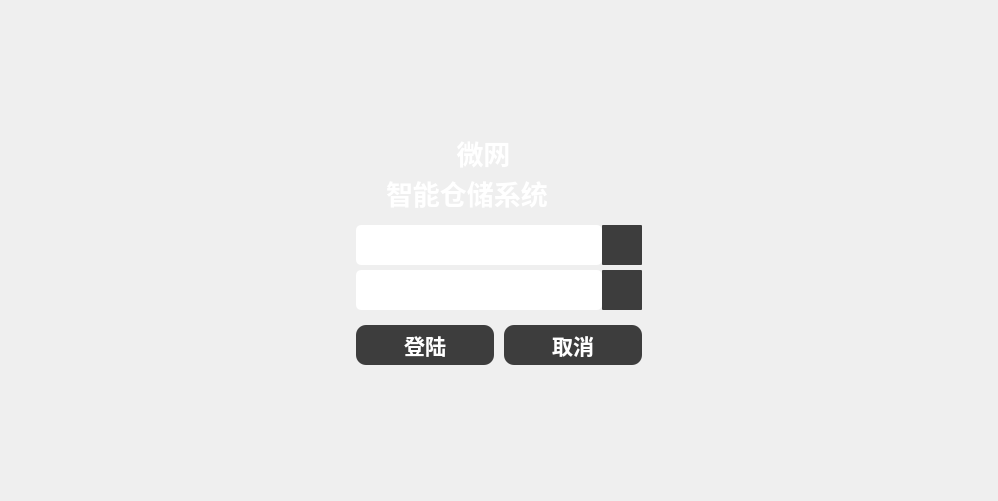
Qt form login/login.ui (wuliusha/master_agv) before a commit.
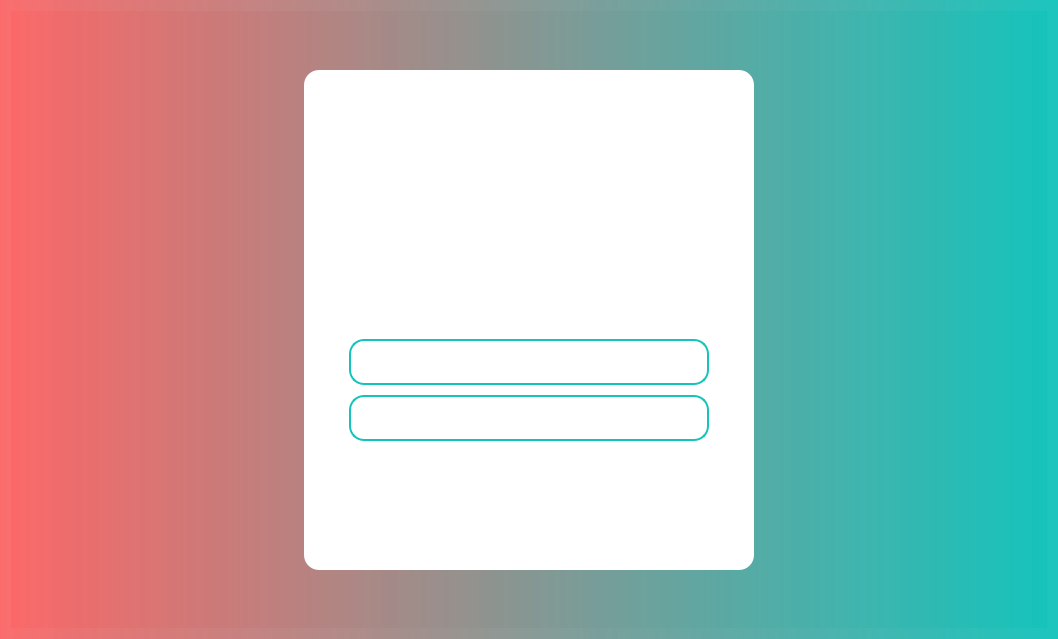
The same form after that commit. Icons and pictures are not drawn.

What changed in the file:
```diff
--- a/login/login.ui
+++ b/login/login.ui
@@ -6,8 +6,8 @@
    <rect>
     <x>0</x>
     <y>0</y>
-    <width>998</width>
-    <height>501</height>
+    <width>1058</width>
+    <height>639</height>
    </rect>
   </property>
   <property name="maximumSize">
@@ -20,41 +20,19 @@
    <string>Form</string>
   </property>
   <property name="styleSheet">
-   <string notr="true">border-image: url(:/image/login.jpg);</string>
+   <string notr="true">background-color: qlineargradient(spread:pad, x1:0, y1:0, x2:1, y2:0, stop:0 rgba(251,102,102, 200), stop:1 rgba(20,196,188, 210));
+</string>
   </property>
-  <layout class="QGridLayout" name="gridLayout">
-   <property name="leftMargin">
-    <number>0</number>
-   </property>
-   <property name="topMargin">
-    <number>0</number>
-   </property>
-   <property name="rightMargin">
-    <number>0</number>
-   </property>
-   <property name="bottomMargin">
-    <number>0</number>
-   </property>
+  <layout class="QGridLayout" name="gridLayout_3">
    <item row="0" column="0">
     <widget class="QWidget" name="widget" native="true">
      <property name="styleSheet">
-      <string notr="true">background-image: url(:/image/login.jpg);</string>
+      <string notr="true">background-color: qlineargradient(spread:pad, x1:0, y1:0, x2:1, y2:0, stop:0 rgba(251,102,102, 200), stop:1 rgba(20,196,188, 210));
+</string>
      </property>
      <layout class="QGridLayout" name="gridLayout_2">
-      <property name="leftMargin">
-       <number>0</number>
-      </property>
-      <property name="topMargin">
-       <number>0</number>
-      </property>
-      <property name="rightMargin">
-       <number>0</number>
-      </property>
-      <property name="bottomMargin">
-       <number>0</number>
-      </property>
       <item row="0" column="0">
-       <layout class="QVBoxLayout" name="verticalLayout_2">
+       <layout class="QVBoxLayout" name="verticalLayout_4">
         <item>
          <spacer name="verticalSpacer">
           <property name="orientation">
@@ -69,7 +47,7 @@
          </spacer>
         </item>
         <item>
-         <layout class="QHBoxLayout" name="horizontalLayout_7">
+         <layout class="QHBoxLayout" name="horizontalLayout_5">
           <item>
            <spacer name="horizontalSpacer_10">
             <property name="orientation">
@@ -87,46 +65,37 @@
            <widget class="QWidget" name="widget_2" native="true">
             <property name="minimumSize">
              <size>
-              <width>400</width>
-              <height>260</height>
+              <width>450</width>
+              <height>500</height>
              </size>
             </property>
             <property name="maximumSize">
              <size>
-              <width>500</width>
-              <height>400</height>
+              <width>450</width>
+              <height>500</height>
              </size>
             </property>
             <property name="styleSheet">
-             <string notr="true">border-image: url(:/image/login1.png);
-background-image: url(:/image/login1.png);
-border-radius:15px</string>
+             <string notr="true">color:#ffffff;
+border-radius:15px;
+background-color: rgb(255, 255, 255);</string>
             </property>
-            <layout class="QGridLayout" name="gridLayout_3">
-             <property name="leftMargin">
-              <number>0</number>
+            <layout class="QGridLayout" name="gridLayout">
+             <item row="0" column="0">
+              <layout class="QVBoxLayout" name="verticalLayout_3">
+               <property name="spacing">
+                <number>30</number>
              </property>
              <property name="topMargin">
-              <number>0</number>
-             </property>
-             <property name="rightMargin">
-              <number>0</number>
+                <number>80</number>
              </property>
              <property name="bottomMargin">
-              <number>3</number>
-             </property>
-             <property name="horizontalSpacing">
-              <number>7</number>
-             </property>
-             <item row="0" column="0">
-              <layout class="QVBoxLayout" name="verticalLayout_5" stretch="2,2,1">
-               <property name="spacing">
-                <number>15</number>
+                <number>50</number>
                </property>
                <item>
-                <layout class="QVBoxLayout" name="verticalLayout_4" stretch="0,0">
+                <layout class="QVBoxLayout" name="verticalLayout_2">
                  <property name="spacing">
-                  <number>2</number>
+                  <number>10</number>
                  </property>
                  <item>
                   <layout class="QHBoxLayout" name="horizontalLayout_6" stretch="5,2,5">
@@ -148,13 +117,13 @@
                      <property name="minimumSize">
                       <size>
                        <width>100</width>
-                       <height>0</height>
+                       <height>100</height>
                       </size>
                      </property>
                      <property name="maximumSize">
                       <size>
-                       <width>120</width>
-                       <height>40</height>
+                       <width>160</width>
+                       <height>160</height>
                       </size>
                      </property>
                      <property name="font">
@@ -170,7 +139,7 @@
 border-radius:15px</string>
                      </property>
                      <property name="text">
-                      <string> 微网</string>
+                      <string/>
                      </property>
                     </widget>
                    </item>
@@ -190,7 +159,7 @@
                   </layout>
                  </item>
                  <item>
-                  <layout class="QHBoxLayout" name="horizontalLayout" stretch="1,5,1">
+                  <layout class="QHBoxLayout" name="horizontalLayout" stretch="1,10,1">
                    <item>
                     <spacer name="horizontalSpacer_2">
                      <property name="orientation">
@@ -205,11 +174,17 @@
                     </spacer>
                    </item>
                    <item>
-                    <widget class="QLabel" name="label_2">
-                     <property name="maximumSize">
+                    <widget class="QPushButton" name="pushButton_3">
+                     <property name="sizePolicy">
+                      <sizepolicy hsizetype="Preferred" vsizetype="Preferred">
+                       <horstretch>0</horstretch>
+                       <verstretch>0</verstretch>
+                      </sizepolicy>
+                     </property>
+                     <property name="minimumSize">
                       <size>
-                       <width>16777215</width>
-                       <height>35</height>
+                       <width>0</width>
+                       <height>40</height>
                       </size>
                      </property>
                      <property name="font">
@@ -223,11 +198,17 @@
                       <enum>Qt::LeftToRight</enum>
                      </property>
                      <property name="styleSheet">
-                      <string notr="true">color:#ffffff;
-border-radius:15px</string>
+                      <string notr="true">QPushButton{font: 25 14pt '微软雅黑 Light';
+color: rgb(255,255,255);
+background-color: rgb(20,196,188);                               
+border: none;border-radius:15px;}
+                                
+QPushButton:hover{background-color: rgb(22,218,208);}
+                                
+QPushButton:pressed{background-color: rgb(17,171,164);};</string>
                      </property>
                      <property name="text">
-                      <string>    智能仓储系统</string>
+                      <string>  欢迎登录智能仓储系统  </string>
                      </property>
                     </widget>
                    </item>
@@ -249,7 +230,10 @@
                 </layout>
                </item>
                <item>
-                <layout class="QHBoxLayout" name="horizontalLayout_2" stretch="1,5,1">
+                <layout class="QHBoxLayout" name="horizontalLayout_2" stretch="1,10,1">
+                 <property name="spacing">
+                  <number>7</number>
+                 </property>
                  <item>
                   <spacer name="horizontalSpacer_4">
                    <property name="orientation">
@@ -266,7 +250,7 @@
                  <item>
                   <layout class="QVBoxLayout" name="verticalLayout" stretch="1,1">
                    <property name="spacing">
-                    <number>5</number>
+                    <number>10</number>
                    </property>
                    <item>
                     <layout class="QHBoxLayout" name="horizontalLayout_8">
@@ -289,15 +273,19 @@
                        </property>
                        <property name="font">
                         <font>
-                         <pointsize>16</pointsize>
+                         <family>微软雅黑 Light</family>
+                         <pointsize>14</pointsize>
+                         <weight>3</weight>
+                         <italic>false</italic>
+                         <bold>false</bold>
                         </font>
                        </property>
                        <property name="styleSheet">
-                        <string notr="true">color:#ffffff;
-border-radius:5px;
-border-image: url(:/image/logine1.png);
-
-
+                        <string notr="true">font: 25 14pt '微软雅黑 Light'; 
+color: rgb(31,31,31);
+padding-left:20px;
+background-color: rgb(255, 255, 255);
+border:2px solid rgb(20,196,188);border-radius:15px;
 </string>
                        </property>
                        <property name="text">
@@ -305,36 +293,6 @@
                        </property>
                       </widget>
                      </item>
-                     <item>
-                      <widget class="QPushButton" name="pushButton">
-                       <property name="sizePolicy">
-                        <sizepolicy hsizetype="Preferred" vsizetype="Preferred">
-                         <horstretch>0</horstretch>
-                         <verstretch>0</verstretch>
-                        </sizepolicy>
-                       </property>
-                       <property name="minimumSize">
-                        <size>
-                         <width>40</width>
-                         <height>40</height>
-                        </size>
-                       </property>
-                       <property name="maximumSize">
-                        <size>
-                         <width>40</width>
-                         <height>40</height>
-                        </size>
-                       </property>
-                       <property name="styleSheet">
-                        <string notr="true">background-color: rgb(61, 61, 61);
-color:#ffffff;
-border-radius:1px</string>
-                       </property>
-                       <property name="text">
-                        <string/>
-                       </property>
-                      </widget>
-                     </item>
                     </layout>
                    </item>
                    <item>
@@ -358,43 +316,20 @@
                        </property>
                        <property name="font">
                         <font>
-                         <pointsize>16</pointsize>
+                         <family>微软雅黑 Light</family>
+                         <pointsize>14</pointsize>
+                         <weight>3</weight>
+                         <italic>false</italic>
+                         <bold>false</bold>
                         </font>
                        </property>
                        <property name="styleSheet">
-                        <string notr="true">color:#ffffff;
-border-radius:5px;
-border-image: url(:/image/logine1.png);</string>
-                       </property>
-                       <property name="text">
-                        <string/>
-                       </property>
-                      </widget>
-                     </item>
-                     <item>
-                      <widget class="QPushButton" name="pushButton_2">
-                       <property name="sizePolicy">
-                        <sizepolicy hsizetype="Preferred" vsizetype="Preferred">
-                         <horstretch>0</horstretch>
-                         <verstretch>0</verstretch>
-                        </sizepolicy>
-                       </property>
-                       <property name="minimumSize">
-                        <size>
-                         <width>40</width>
-                         <height>40</height>
-                        </size>
-                       </property>
-                       <property name="maximumSize">
-                        <size>
-                         <width>40</width>
-                         <height>40</height>
-                        </size>
-                       </property>
-                       <property name="styleSheet">
-                        <string notr="true">background-color: rgb(61, 61, 61);
-color:#ffffff;
-border-radius:1px;</string>
+                        <string notr="true">font: 25 14pt '微软雅黑 Light'; 
+color: rgb(31,31,31);
+padding-left:20px;
+background-color: rgb(255, 255, 255);
+border:2px solid rgb(20,196,188);border-radius:15px;
+</string>
                        </property>
                        <property name="text">
                         <string/>
@@ -421,14 +356,9 @@
                 </layout>
                </item>
                <item>
-                <layout class="QVBoxLayout" name="verticalLayout_3" stretch="2">
+                <layout class="QHBoxLayout" name="horizontalLayout_4" stretch="1,10,1">
                  <property name="spacing">
-                  <number>10</number>
-                 </property>
-                 <item>
-                  <layout class="QHBoxLayout" name="horizontalLayout_4" stretch="1,5,1">
-                   <property name="spacing">
-                    <number>10</number>
+                  <number>7</number>
                    </property>
                    <item>
                     <spacer name="horizontalSpacer_7">
@@ -453,6 +383,12 @@
                          <verstretch>0</verstretch>
                         </sizepolicy>
                        </property>
+                     <property name="minimumSize">
+                      <size>
+                       <width>0</width>
+                       <height>40</height>
+                      </size>
+                     </property>
                        <property name="maximumSize">
                         <size>
                          <width>16777215</width>
@@ -461,52 +397,29 @@
                        </property>
                        <property name="font">
                         <font>
-                         <pointsize>16</pointsize>
-                         <weight>75</weight>
-                         <bold>true</bold>
+                       <family>微软雅黑 Light</family>
+                       <pointsize>14</pointsize>
+                       <weight>3</weight>
+                       <italic>false</italic>
+                       <bold>false</bold>
                         </font>
                        </property>
                        <property name="styleSheet">
-                        <string notr="true">background-color: rgb(61, 61, 61);
-color:#ffffff;
-border-radius:10px</string>
+                      <string notr="true">QPushButton{font: 25 14pt '微软雅黑 Light';
+color: rgb(255,255,255);
+background-color: rgb(20,196,188);                               
+border: none;border-radius:15px;}
+                                
+QPushButton:hover{background-color: rgb(22,218,208);}
+                                
+QPushButton:pressed{background-color: rgb(17,171,164);};
+</string>
                        </property>
                        <property name="text">
                         <string>登陆</string>
                        </property>
                       </widget>
                      </item>
-                     <item>
-                      <widget class="QPushButton" name="Return_Button">
-                       <property name="sizePolicy">
-                        <sizepolicy hsizetype="Preferred" vsizetype="Preferred">
-                         <horstretch>0</horstretch>
-                         <verstretch>0</verstretch>
-                        </sizepolicy>
-                       </property>
-                       <property name="maximumSize">
-                        <size>
-                         <width>16777215</width>
-                         <height>40</height>
-                        </size>
-                       </property>
-                       <property name="font">
-                        <font>
-                         <pointsize>16</pointsize>
-                         <weight>75</weight>
-                         <bold>true</bold>
-                        </font>
-                       </property>
-                       <property name="styleSheet">
-                        <string notr="true">background-color: rgb(61, 61, 61);
-color:#ffffff;
-border-radius:10px</string>
-                       </property>
-                       <property name="text">
-                        <string>取消</string>
-                       </property>
-                      </widget>
-                     </item>
                     </layout>
                    </item>
                    <item>
@@ -527,8 +440,6 @@
                 </layout>
                </item>
               </layout>
-             </item>
-            </layout>
            </widget>
           </item>
           <item>
```
Left out of the diff: 21 changed lines with no effect on the pictures. Lines whose indentation alone changed are shown as unchanged.
